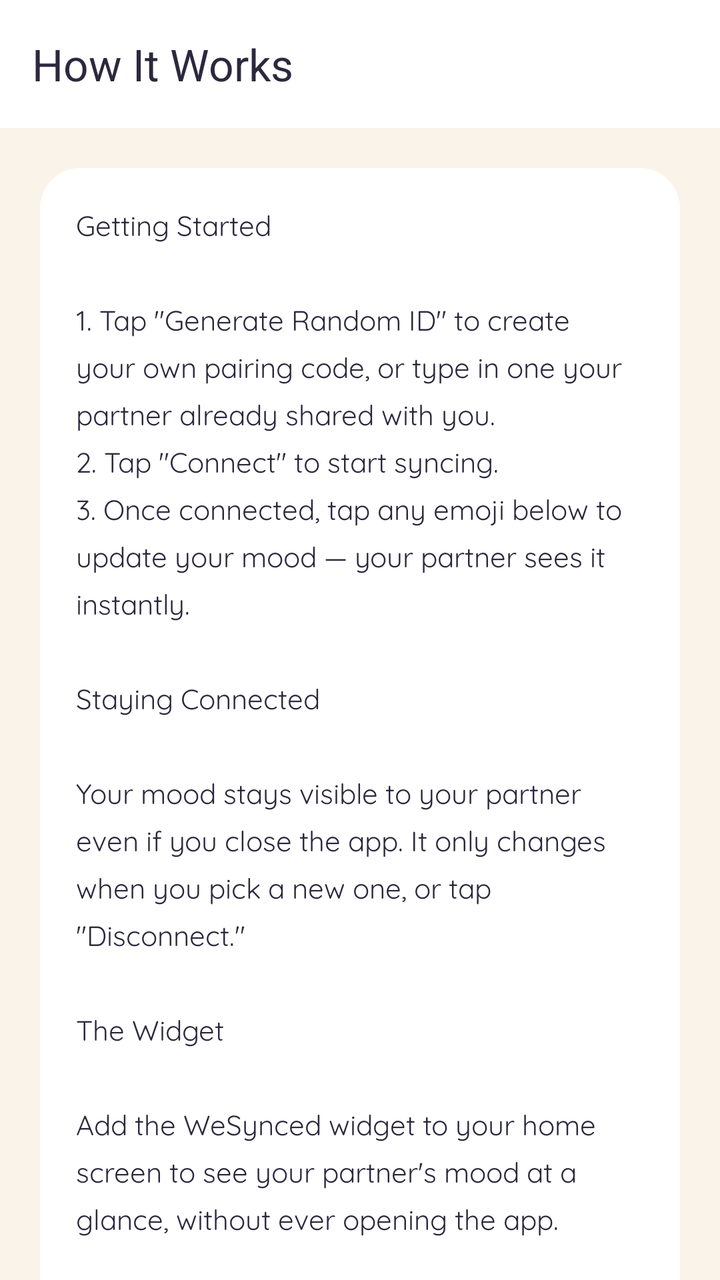
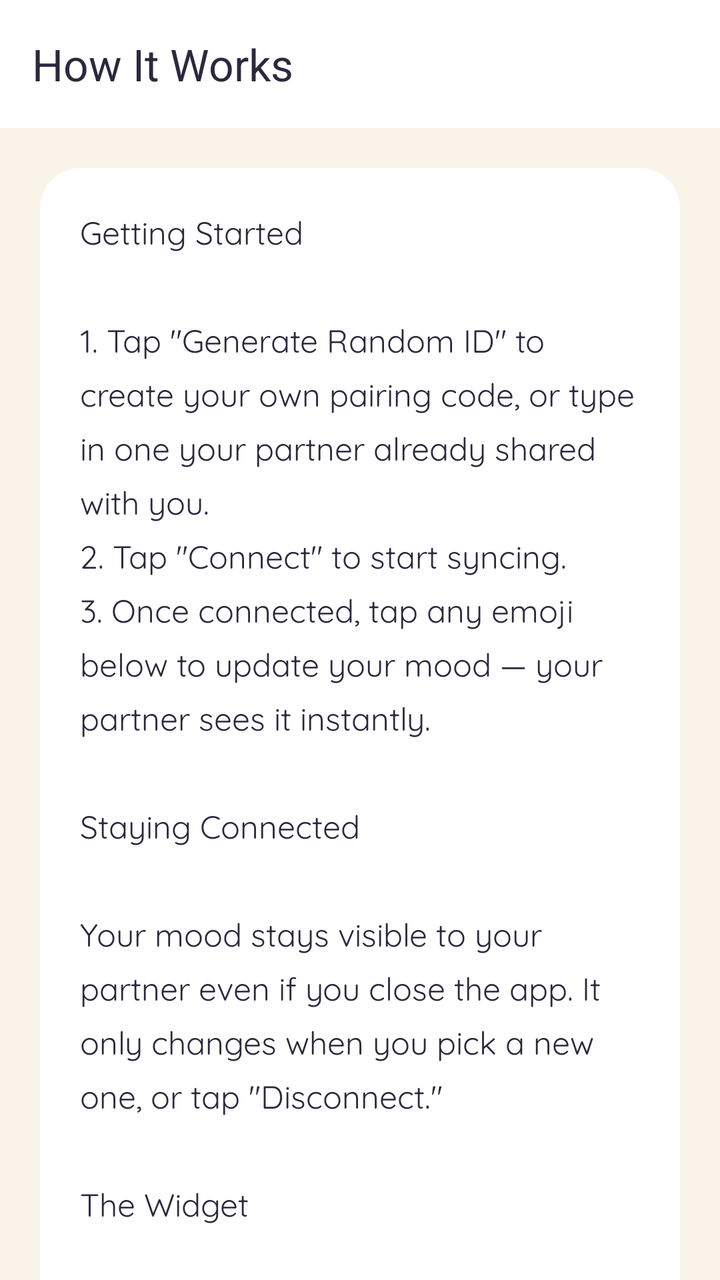

The first picture is an Android layout as it rendered before a commit; the second is the same layout after the commit. The layout source and the unified diff follow.
<!-- AndroidManifest.xml: application theme Theme.WeSynced -->
<!-- res/layout/activity_help.xml -->
<?xml version="1.0" encoding="utf-8"?>
<LinearLayout xmlns:android="http://schemas.android.com/apk/res/android"
    xmlns:app="http://schemas.android.com/apk/res-auto"
    android:layout_width="match_parent"
    android:layout_height="match_parent"
    android:orientation="vertical"
    android:background="@color/pastel_background">

    <com.google.android.material.appbar.MaterialToolbar
        android:id="@+id/toolbarHelp"
        android:layout_width="match_parent"
        android:layout_height="?attr/actionBarSize"
        android:background="@color/card_surface"
        android:elevation="0dp"
        app:title="@string/help_title"
        app:titleTextColor="@color/text_primary" />

    <androidx.core.widget.NestedScrollView
        android:layout_width="match_parent"
        android:layout_height="match_parent">

        <com.google.android.material.card.MaterialCardView
            android:layout_width="match_parent"
            android:layout_height="wrap_content"
            android:layout_margin="20dp"
            app:cardCornerRadius="20dp"
            app:cardElevation="0dp"
            app:cardBackgroundColor="@color/card_surface"
            app:strokeWidth="0dp">

            <TextView
                android:layout_width="match_parent"
                android:layout_height="wrap_content"
                android:padding="18dp"
                android:lineSpacingExtra="6dp"
                android:text="@string/help_content"
                android:textSize="14sp"
                android:textColor="@color/text_primary" />
        </com.google.android.material.card.MaterialCardView>

    </androidx.core.widget.NestedScrollView>

</LinearLayout>
<!-- resources referenced by this layout -->
<resources>
  <color name="card_surface">#FFFFFF</color>
  <color name="pastel_background">#FAF3EA</color>
  <color name="text_primary">#2D283E</color>
  <string name="help_content">Getting Started\n\n1. Tap \"Generate Random ID\" to create your own pairing code, or type in one your partner already shared with you.\n2. Tap \"Connect\" to start syncing.\n3. Once connected, tap any emoji below to update your mood — your partner sees it instantly.\n\nStaying Connected\n\nYour mood stays visible to your partner even if you close the app. It only changes when you pick a new one, or tap \"Disconnect.\"\n\nThe Widget\n\nAdd the WeSynced widget to your home screen to see your partner\'s mood at a glance, without ever opening the app.\n\nDisconnecting\n\nTapping \"Disconnect\" lets your partner know you\'ve intentionally stepped away — until then, your last mood stays exactly as you left it.\n\nReconnecting\n\nJust enter the same pairing ID again anytime to pick up right where you left off.</string>
  <string name="help_title">How It Works</string>
  <style name="Theme.WeSynced" parent="Theme.Material3.DayNight.NoActionBar">
          <item name="colorPrimary">@color/pastel_purple</item>
          <item name="colorSurface">@color/card_surface</item>
          <item name="android:colorBackground">@color/pastel_background</item>
          <item name="android:fontFamily">@font/quicksand</item>
          <item name="fontFamily">@font/quicksand</item>
          <item name="android:textColor">@color/text_primary</item>
      </style>
  <color name="pastel_purple">#A79BCC</color>
</resources>

<!-- the commit's change to res/layout/activity_help.xml (unified diff, before → after) -->
@@ -1,5 +1,6 @@
 <?xml version="1.0" encoding="utf-8"?>
-<LinearLayout xmlns:android="http://schemas.android.com/apk/res/android"
+<LinearLayout
+    xmlns:android="http://schemas.android.com/apk/res/android"
     xmlns:app="http://schemas.android.com/apk/res-auto"
     android:layout_width="match_parent"
     android:layout_height="match_parent"
@@ -31,11 +32,12 @@
             <TextView
                 android:layout_width="match_parent"
                 android:layout_height="wrap_content"
-                android:padding="18dp"
-                android:lineSpacingExtra="6dp"
+                android:padding="20dp"
+                android:lineSpacingExtra="7dp"
                 android:text="@string/help_content"
-                android:textSize="14sp"
+                android:textSize="16sp"
                 android:textColor="@color/text_primary" />
+
         </com.google.android.material.card.MaterialCardView>
 
     </androidx.core.widget.NestedScrollView>
